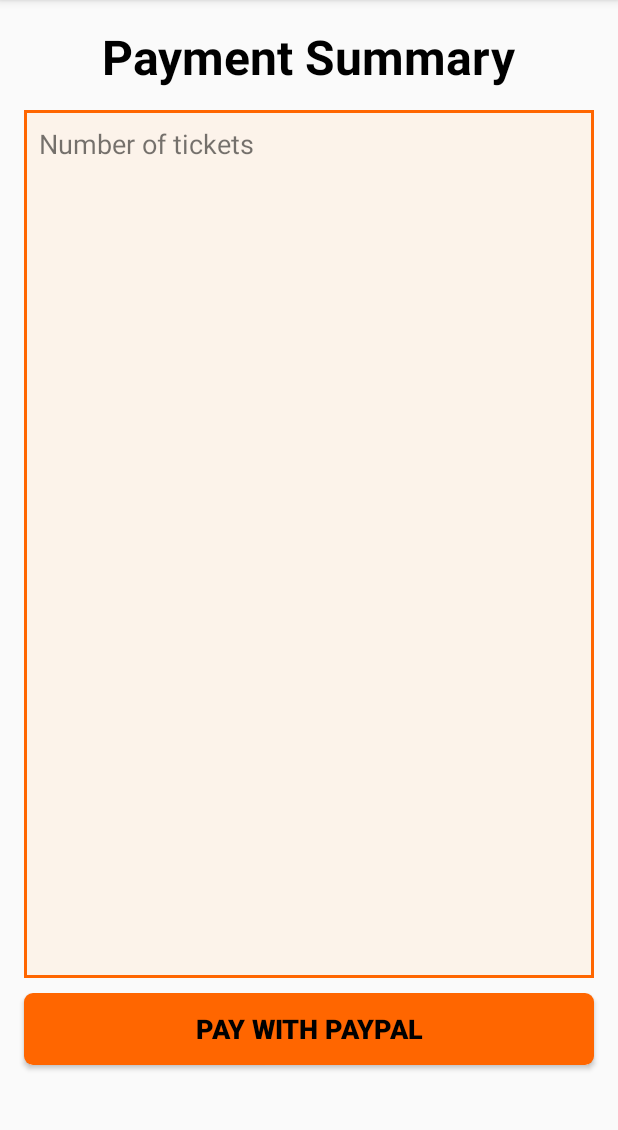
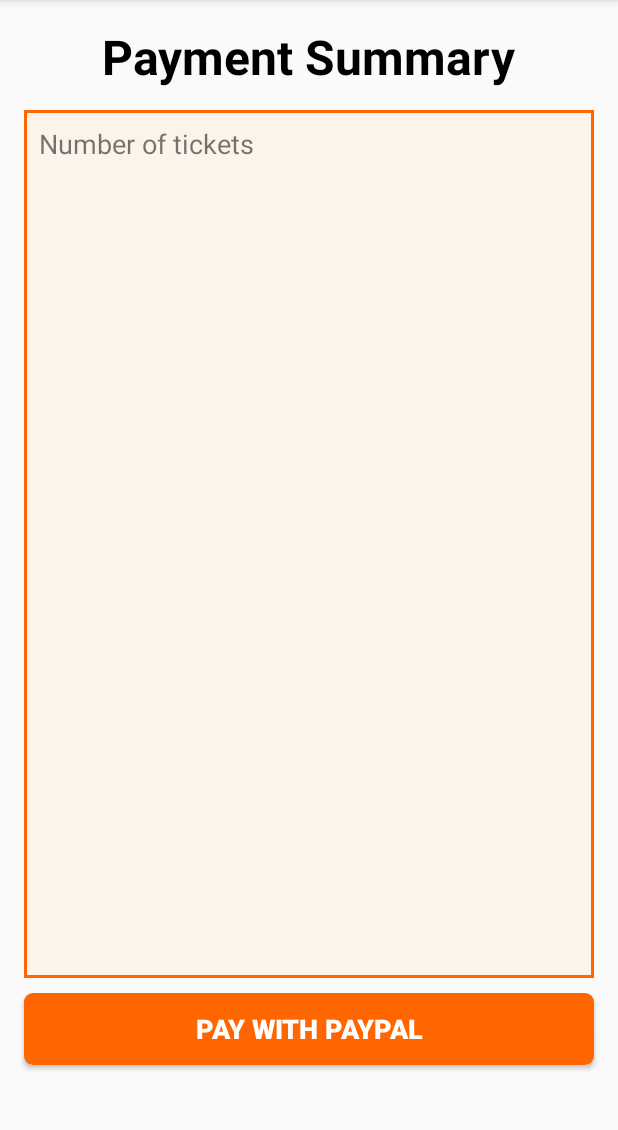
Before and after one commit to shannu1995/On-The-House, an Android app: the PaymentPortal screen opened directly, with no data from a screen before it, on a phone screen of 412 x 824 dp, the part 84-1214 px from its top. Run offline under Robolectric (Android 15) with nearby library versions, the phone set to English and light mode, and no system bars; libraries missing offline, so code that uses them is left out: com.paypal.android; 7 statements that could not run were skipped.

Commit message:
Result id fx

```diff
--- a/app/src/main/res/layout/activity_payment_portal.xml
+++ b/app/src/main/res/layout/activity_payment_portal.xml
@@ -53,7 +53,7 @@
             android:layout_width="match_parent"
             android:layout_height="wrap_content"
             android:text="Pay with PayPal"
-            android:textColor="@color/textColor"
+            android:textColor="@color/white"
             android:textSize="18sp"
             android:textStyle="bold"
             android:layout_marginLeft="16dp"
```
